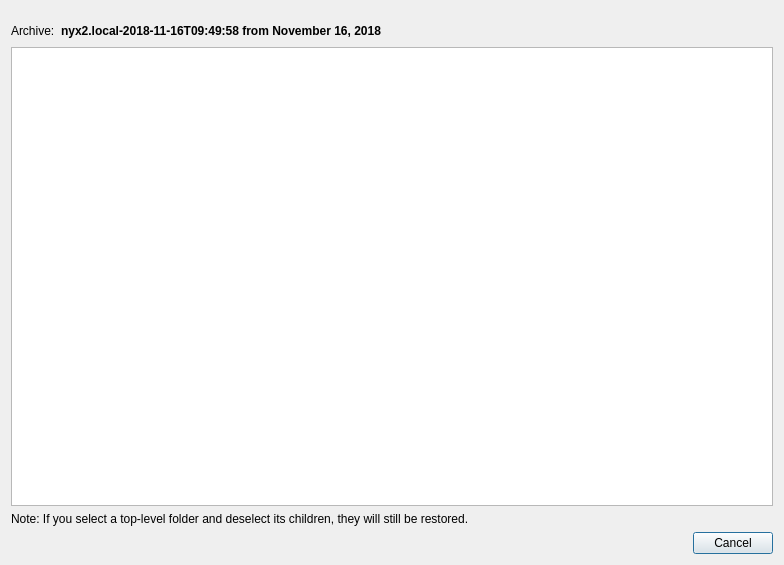
The window that src/vorta/assets/UI/extractdialog.ui (borgbase/vorta) describes before a commit, drawn with Qt 5.
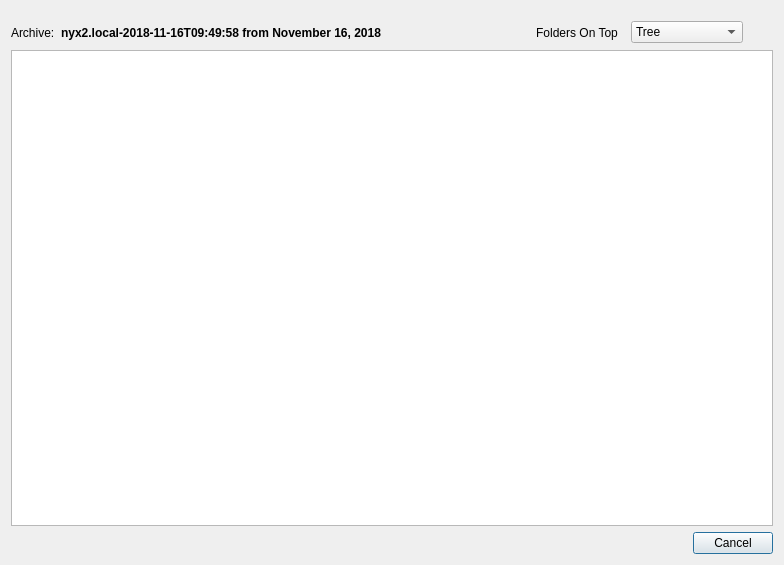
The same window after the commit.

Commit message:
Improve extract dialog GUI.
Adds a contextmenu and a simplified tree view mode, a button to collapse the tree
and the option to keep folders on top of the list.

* src/vorta/assets/UI/extractdialog.ui
* src/vorta/views/extract_dialog.py

* src/vorta/views/extract_dialog.py (ExtractFileItem): Add this variable holding the type
	 `FileSystemItem[FileData]`.

```diff
--- a/src/vorta/assets/UI/extractdialog.ui
+++ b/src/vorta/assets/UI/extractdialog.ui
@@ -52,6 +52,58 @@
        </property>
       </spacer>
      </item>
+     <item>
+      <widget class="QToolButton" name="bFoldersOnTop">
+       <property name="focusPolicy">
+        <enum>Qt::NoFocus</enum>
+       </property>
+       <property name="toolTip">
+        <string>Keep folders on top when sorting</string>
+       </property>
+       <property name="text">
+        <string>Folders On Top</string>
+       </property>
+       <property name="checkable">
+        <bool>true</bool>
+       </property>
+       <property name="autoRaise">
+        <bool>true</bool>
+       </property>
+      </widget>
+     </item>
+     <item>
+      <widget class="QComboBox" name="comboBoxDisplayMode">
+       <property name="toolTip">
+        <string>Set display mode of diff view</string>
+       </property>
+       <property name="sizeAdjustPolicy">
+        <enum>QComboBox::AdjustToContents</enum>
+       </property>
+       <item>
+        <property name="text">
+         <string>Tree</string>
+        </property>
+       </item>
+       <item>
+        <property name="text">
+         <string>Tree, simplified</string>
+        </property>
+       </item>
+      </widget>
+     </item>
+     <item>
+      <widget class="QToolButton" name="bCollapseAll">
+       <property name="focusPolicy">
+        <enum>Qt::NoFocus</enum>
+       </property>
+       <property name="toolTip">
+        <string>Collapse All</string>
+       </property>
+       <property name="autoRaise">
+        <bool>true</bool>
+       </property>
+      </widget>
+     </item>
     </layout>
    </item>
    <item>
@@ -61,13 +113,6 @@
      </attribute>
     </widget>
    </item>
-   <item>
-    <widget class="QLabel" name="label">
-     <property name="text">
-      <string>Note: If you select a top-level folder and deselect its children, they will still be restored.</string>
-     </property>
-    </widget>
-   </item>
    <item>
     <widget class="QDialogButtonBox" name="buttonBox">
      <property name="standardButtons">
```
The commit also changes 1 other file.
